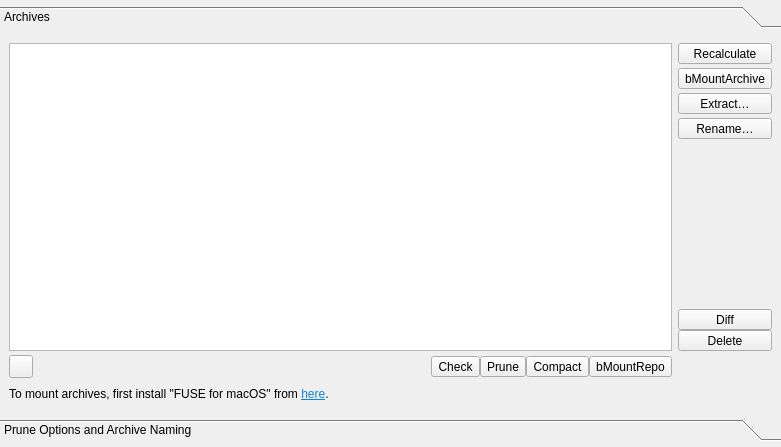
Above: src/vorta/assets/UI/archivetab.ui from borgbase/vorta before the change. Below: the same form after it.
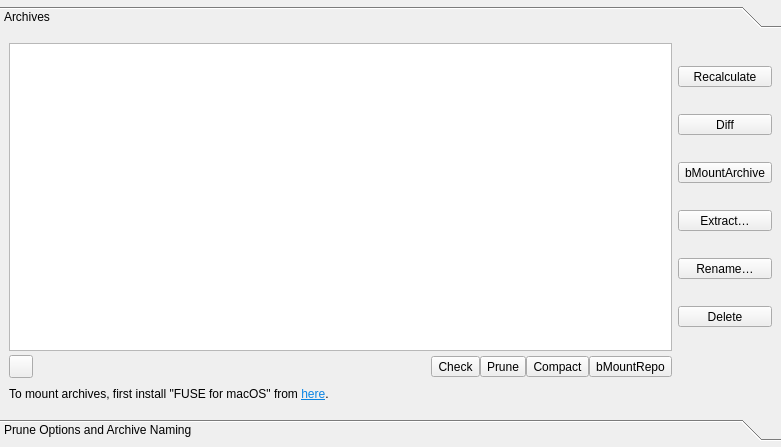
That is the form after the change.

Commit message: reorganized archive actions + consistent with context menu

The edit to the form file:
```diff
--- a/src/vorta/assets/UI/archivetab.ui
+++ b/src/vorta/assets/UI/archivetab.ui
@@ -219,6 +219,25 @@
                 </property>
                </widget>
               </item>
+              <item>
+               <widget class="QToolButton" name="bDiff">
+               <property name="sizePolicy">
+               <sizepolicy hsizetype="MinimumExpanding" vsizetype="Fixed">
+                    <horstretch>0</horstretch>
+                    <verstretch>0</verstretch>
+               </sizepolicy>
+               </property>
+               <property name="toolTip">
+               <string>Compare two archives</string>
+               </property>
+               <property name="text">
+               <string>Diff</string>
+               </property>
+               <property name="toolButtonStyle">
+               <enum>Qt::ToolButtonTextBesideIcon</enum>
+               </property>
+               </widget>
+               </item>
               <item>
                <widget class="QToolButton" name="bMountArchive">
                 <property name="sizePolicy">
@@ -276,41 +295,6 @@
                 </property>
                </widget>
               </item>
-             </layout>
-            </widget>
-           </item>
-           <item>
-            <spacer name="verticalSpacer_2">
-             <property name="orientation">
-              <enum>Qt::Vertical</enum>
-             </property>
-             <property name="sizeHint" stdset="0">
-              <size>
-               <width>20</width>
-               <height>40</height>
-              </size>
-             </property>
-            </spacer>
-           </item>
-           <item>
-            <widget class="QToolButton" name="bDiff">
-             <property name="sizePolicy">
-              <sizepolicy hsizetype="MinimumExpanding" vsizetype="Fixed">
-               <horstretch>0</horstretch>
-               <verstretch>0</verstretch>
-              </sizepolicy>
-             </property>
-             <property name="toolTip">
-              <string>Compare two archives</string>
-             </property>
-             <property name="text">
-              <string>Diff</string>
-             </property>
-             <property name="toolButtonStyle">
-              <enum>Qt::ToolButtonTextBesideIcon</enum>
-             </property>
-            </widget>
-           </item>
            <item>
             <widget class="QToolButton" name="bDelete">
              <property name="sizePolicy">
@@ -328,6 +312,9 @@
              <property name="toolButtonStyle">
               <enum>Qt::ToolButtonTextBesideIcon</enum>
              </property>
+               </widget>
+               </item>
+             </layout>
             </widget>
            </item>
           </layout>
```
Lines whose indentation alone changed are shown as unchanged. The commit also changes 1 other file.
